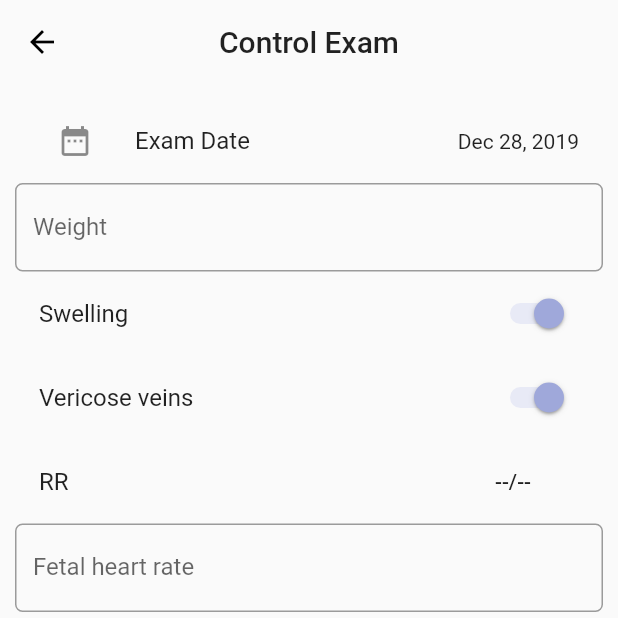
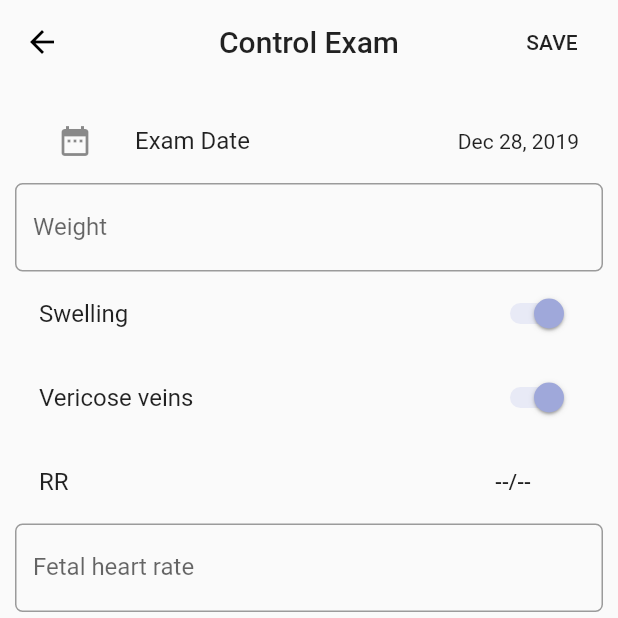
Before and after one commit to ReccaFlames/pregnancy_card, a Flutter app: the ControlExamEditPage screen opened directly, on a phone screen of 412 x 824 dp, the top half of it. Run offline on Flutter 3.47's test engine with Material 2 defaults, Android fonts, the phone set to English and light mode, and no system bars; our stand-ins replace circular_check_box, image_picker, numberpicker; network calls fail; project files that could hold a hidden picture were left out.

Commit message:
tech: added save button for control exam edit page

```diff
--- a/lib/control_exam_edit_page.dart
+++ b/lib/control_exam_edit_page.dart
@@ -52,6 +52,14 @@ class ControlExamEditPageState extends State<ControlExamEditPage> {
         centerTitle: true,
         backgroundColor: Colors.transparent,
         elevation: 0,
+        actions: <Widget>[
+          FlatButton(
+            child: Text('SAVE'),
+            onPressed: () {
+              Navigator.of(context).pop();
+            },
+          ),
+        ],
       ),
       body: Padding(
         padding: const EdgeInsets.all(10.0),
```
